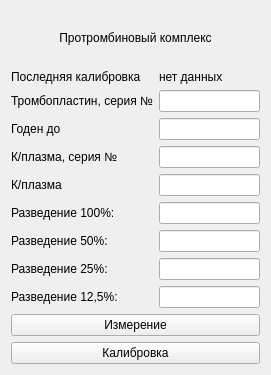
krang4d/Agrekola, file choisedialog/ko5.ui: the form before one commit.
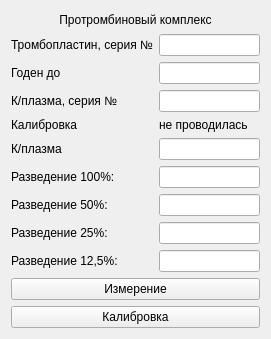
The form after the commit.

Commit message: some chenges in the calculate of data and ui

```diff
--- a/choisedialog/ko5.ui
+++ b/choisedialog/ko5.ui
@@ -7,7 +7,7 @@
     <x>0</x>
     <y>0</y>
     <width>271</width>
-    <height>375</height>
+    <height>339</height>
    </rect>
   </property>
   <property name="windowTitle">
@@ -29,26 +29,6 @@
    </item>
    <item>
     <layout class="QFormLayout" name="formLayout">
-     <item row="0" column="0">
-      <widget class="QLabel" name="label_9">
-       <property name="text">
-        <string>Последняя калибровка</string>
-       </property>
-      </widget>
-     </item>
-     <item row="0" column="1">
-      <widget class="QLabel" name="label_calibrationData">
-       <property name="minimumSize">
-        <size>
-         <width>40</width>
-         <height>0</height>
-        </size>
-       </property>
-       <property name="text">
-        <string>нет данных</string>
-       </property>
-      </widget>
-     </item>
      <item row="1" column="0">
       <widget class="QLabel" name="label_1">
        <property name="text">
@@ -88,7 +68,7 @@
      <item row="3" column="1">
       <widget class="QLineEdit" name="lineEdit_3"/>
      </item>
-     <item row="4" column="0">
+     <item row="5" column="0">
       <widget class="QLabel" name="label_4">
        <property name="text">
         <string>К/плазма</string>
@@ -98,10 +78,10 @@
        </property>
       </widget>
      </item>
-     <item row="4" column="1">
+     <item row="5" column="1">
       <widget class="QLineEdit" name="lineEdit_4"/>
      </item>
-     <item row="5" column="0">
+     <item row="6" column="0">
       <widget class="QLabel" name="label_5">
        <property name="text">
         <string>Разведение 100%:</string>
@@ -111,10 +91,10 @@
        </property>
       </widget>
      </item>
-     <item row="5" column="1">
+     <item row="6" column="1">
       <widget class="QLineEdit" name="lineEdit_5"/>
      </item>
-     <item row="6" column="0">
+     <item row="7" column="0">
       <widget class="QLabel" name="label_6">
        <property name="text">
         <string>Разведение 50%:</string>
@@ -124,10 +104,10 @@
        </property>
       </widget>
      </item>
-     <item row="6" column="1">
+     <item row="7" column="1">
       <widget class="QLineEdit" name="lineEdit_6"/>
      </item>
-     <item row="7" column="0">
+     <item row="8" column="0">
       <widget class="QLabel" name="label_7">
        <property name="text">
         <string>Разведение 25%:</string>
@@ -137,10 +117,10 @@
        </property>
       </widget>
      </item>
-     <item row="7" column="1">
+     <item row="8" column="1">
       <widget class="QLineEdit" name="lineEdit_7"/>
      </item>
-     <item row="8" column="0">
+     <item row="9" column="0">
       <widget class="QLabel" name="label_8">
        <property name="text">
         <string>Разведение 12,5%:</string>
@@ -150,9 +130,29 @@
        </property>
       </widget>
      </item>
-     <item row="8" column="1">
+     <item row="9" column="1">
       <widget class="QLineEdit" name="lineEdit_8"/>
      </item>
+     <item row="4" column="1">
+      <widget class="QLabel" name="label_calibrationData">
+       <property name="minimumSize">
+        <size>
+         <width>40</width>
+         <height>0</height>
+        </size>
+       </property>
+       <property name="text">
+        <string>не проводилась</string>
+       </property>
+      </widget>
+     </item>
+     <item row="4" column="0">
+      <widget class="QLabel" name="label_9">
+       <property name="text">
+        <string>Калибровка</string>
+       </property>
+      </widget>
+     </item>
     </layout>
    </item>
    <item>
```
The commit also changes 9 other files.
